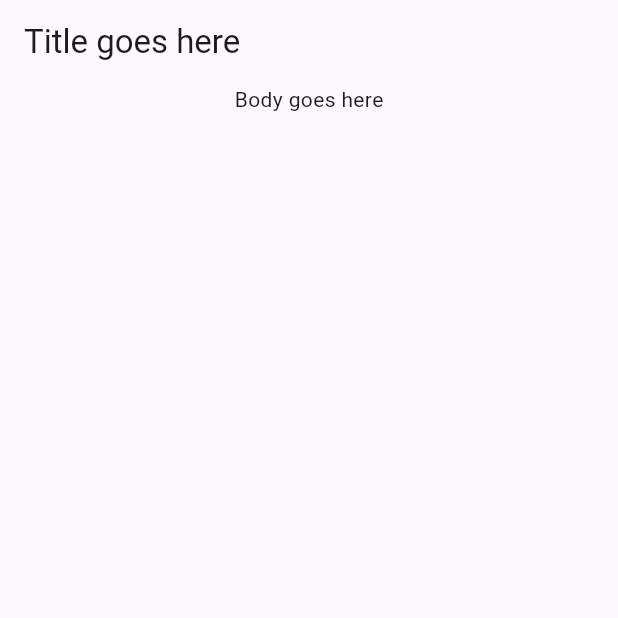
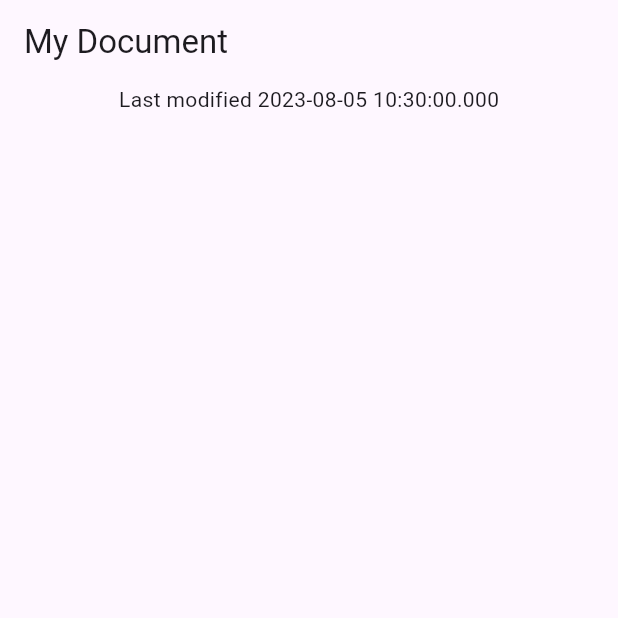
Before and after one commit to ratiebareeng/patterns-codelab, a Flutter app: the screen it shows after launch, on a phone screen of 412 x 824 dp, the top half of it. Run offline on Flutter 3.47's test engine with Material 2 defaults, Android fonts, the phone set to English and light mode, and no system bars.

Commit message:
Returning a record

```diff
--- a/lib/main.dart
+++ b/lib/main.dart
@@ -32,14 +32,22 @@ class DocumentScreen extends StatelessWidget {
 
   @override
   Widget build(BuildContext context) {
+    /// The metadata getter method returns a record, which is assigned to the local variable
+    /// metadataRecord. Records are a light and easy way to return multiple values from a single
+    /// function call and assign them to a variable.
+    final metadataRecord = document.metadata;
     return Scaffold(
       appBar: AppBar(
-        title: const Text('Title goes here'),
+        /// To get a positional field (a field without a name, like title),
+        /// use the getter $<num> on the record. This returns only unnamed fields.
+        title: Text(metadataRecord.$1),
       ),
-      body: const Column(
+      body: Column(
         children: [
           Center(
-            child: Text('Body goes here'),
+            /// Named fields like modified don't have a positional getter,
+            /// so you can use its name directly, like metadataRecord.modified.
+            child: Text('Last modified ${metadataRecord.modified}'),
           ),
         ],
       ),
```
